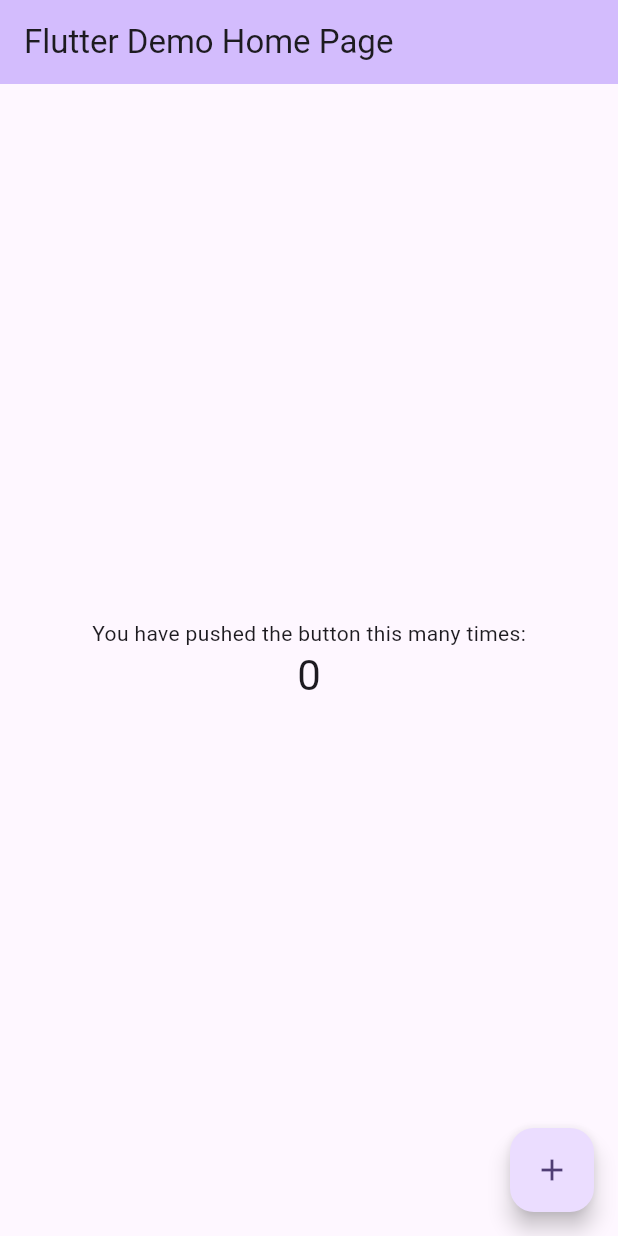
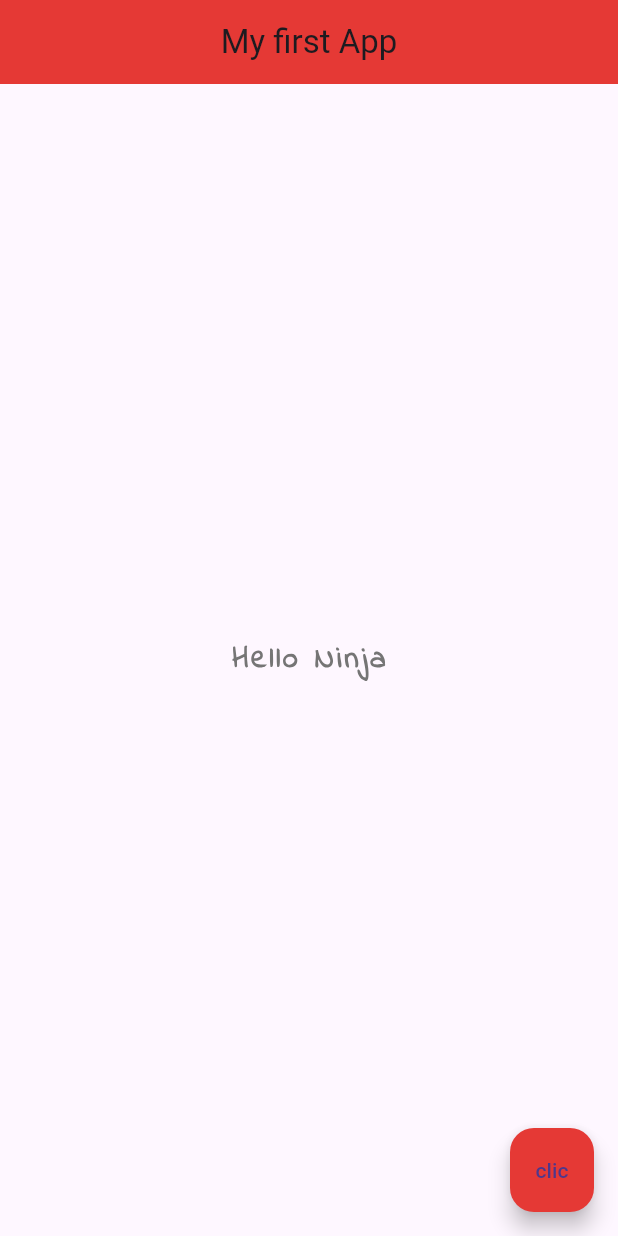
Before and after one commit to juansgt/flutter-for-beginners, a Flutter app: the screen it shows after launch, on a phone screen of 412 x 824 dp. Run offline on Flutter 3.47's test engine with Material 3 defaults, Android fonts, the phone set to English and light mode, and no system bars.

Commit message:
Refactorizado el Home widget para hacerlo extender de StatelessWidget. De esta forma podemos usar el hotload  cada vez que se guarda el fichero, sin necesidad de presionar el botón de hotload explicitamente en el IDE

```diff
--- a/lib/main.dart
+++ b/lib/main.dart
@@ -1,125 +1,39 @@
 import 'package:flutter/material.dart';
 
-void main() {
-  runApp(const MyApp());
-}
+void main() => runApp(MaterialApp(
+  home: Home(),
+));
 
-class MyApp extends StatelessWidget {
-  const MyApp({super.key});
-
-  // This widget is the root of your application.
+class  Home extends StatelessWidget {
   @override
   Widget build(BuildContext context) {
-    return MaterialApp(
-      title: 'Flutter Demo',
-      theme: ThemeData(
-        // This is the theme of your application.
-        //
-        // TRY THIS: Try running your application with "flutter run". You'll see
-        // the application has a purple toolbar. Then, without quitting the app,
-        // try changing the seedColor in the colorScheme below to Colors.green
-        // and then invoke "hot reload" (save your changes or press the "hot
-        // reload" button in a Flutter-supported IDE, or press "r" if you used
-        // the command line to start the app).
-        //
-        // Notice that the counter didn't reset back to zero; the application
-        // state is not lost during the reload. To reset the state, use hot
-        // restart instead.
-        //
-        // This works for code too, not just values: Most code changes can be
-        // tested with just a hot reload.
-        colorScheme: ColorScheme.fromSeed(seedColor: Colors.deepPurple),
-        useMaterial3: true,
+    return Scaffold(
+      appBar: AppBar(
+        title: const Text('My first App'),
+        centerTitle: true,
+        backgroundColor: Colors.red[600],
       ),
-      home: const MyHomePage(title: 'Flutter Demo Home Page'),
+      body: Center(
+        child: Text(
+          'Hello Ninja',
+          style: TextStyle(
+            fontSize: 20.0,
+            fontWeight: FontWeight.bold,
+            letterSpacing: 2.0,
+            color: Colors.grey[600],
+            fontFamily: 'IndieFlower',
+          ),
+          ),
+      ),
+      floatingActionButton: FloatingActionButton(
+        onPressed: foo,
+        backgroundColor: Colors.red[600],
+        child: const Text('clic'),
+      ),
     );
   }
 }
 
-class MyHomePage extends StatefulWidget {
-  const MyHomePage({super.key, required this.title});
-
-  // This widget is the home page of your application. It is stateful, meaning
-  // that it has a State object (defined below) that contains fields that affect
-  // how it looks.
-
-  // This class is the configuration for the state. It holds the values (in this
-  // case the title) provided by the parent (in this case the App widget) and
-  // used by the build method of the State. Fields in a Widget subclass are
-  // always marked "final".
-
-  final String title;
-
-  @override
-  State<MyHomePage> createState() => _MyHomePageState();
+int foo() {
+  return 1;
 }
-
-class _MyHomePageState extends State<MyHomePage> {
-  int _counter = 0;
-
-  void _incrementCounter() {
-    setState(() {
-      // This call to setState tells the Flutter framework that something has
-      // changed in this State, which causes it to rerun the build method below
-      // so that the display can reflect the updated values. If we changed
-      // _counter without calling setState(), then the build method would not be
-      // called again, and so nothing would appear to happen.
-      _counter++;
-    });
-  }
-
-  @override
-  Widget build(BuildContext context) {
-    // This method is rerun every time setState is called, for instance as done
-    // by the _incrementCounter method above.
-    //
-    // The Flutter framework has been optimized to make rerunning build methods
-    // fast, so that you can just rebuild anything that needs updating rather
-    // than having to individually change instances of widgets.
-    return Scaffold(
-      appBar: AppBar(
-        // TRY THIS: Try changing the color here to a specific color (to
-        // Colors.amber, perhaps?) and trigger a hot reload to see the AppBar
-        // change color while the other colors stay the same.
-        backgroundColor: Theme.of(context).colorScheme.inversePrimary,
-        // Here we take the value from the MyHomePage object that was created by
-        // the App.build method, and use it to set our appbar title.
-        title: Text(widget.title),
-      ),
-      body: Center(
-        // Center is a layout widget. It takes a single child and positions it
-        // in the middle of the parent.
-        child: Column(
-          // Column is also a layout widget. It takes a list of children and
-          // arranges them vertically. By default, it sizes itself to fit its
-          // children horizontally, and tries to be as tall as its parent.
-          //
-          // Column has various properties to control how it sizes itself and
-          // how it positions its children. Here we use mainAxisAlignment to
-          // center the children vertically; the main axis here is the vertical
-          // axis because Columns are vertical (the cross axis would be
-          // horizontal).
-          //
-          // TRY THIS: Invoke "debug painting" (choose the "Toggle Debug Paint"
-          // action in the IDE, or press "p" in the console), to see the
-          // wireframe for each widget.
-          mainAxisAlignment: MainAxisAlignment.center,
-          children: <Widget>[
-            const Text(
-              'You have pushed the button this many times:',
-            ),
-            Text(
-              '$_counter',
-              style: Theme.of(context).textTheme.headlineMedium,
-            ),
-          ],
-        ),
-      ),
-      floatingActionButton: FloatingActionButton(
-        onPressed: _incrementCounter,
-        tooltip: 'Increment',
-        child: const Icon(Icons.add),
-      ), // This trailing comma makes auto-formatting nicer for build methods.
-    );
-  }
-}
```
Also changed, not shown: pubspec.yaml (+5 -11 lines), fonts/IndieFlower-Regular.ttf (added).
